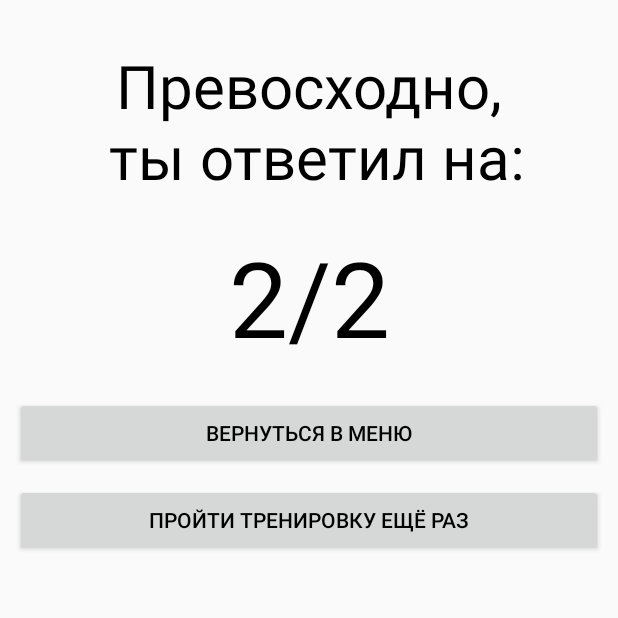
After one commit to AdamPadam/ITeacher, an Android app: the EndPracticeActivity screen opened directly, with no data from a screen before it, on a phone screen of 412 x 824 dp, the top half of it. The commit adds this screen. Run offline under Robolectric (Android 15) with nearby library versions, the phone set to English and light mode, and no system bars.

Commit message:
ITecher
add new Activity.
correct code.
moved string in string.xml

```diff
--- a/ITecher/app/src/main/AndroidManifest.xml
+++ b/ITecher/app/src/main/AndroidManifest.xml
@@ -22,10 +22,10 @@
         </activity>
         <activity android:name=".ProfileActivity" />
         <activity android:name=".CardActivity" />
-        <activity android:name=".SettingsActivity" />
-        <activity android:name=".PracticeActivity" />
+        <activity android:name=".practice.PracticeActivity" />
         <activity android:name=".DictActivity" />
-        <activity android:name=".BeginPracticeActivity"></activity>
+        <activity android:name=".practice.BeginPracticeActivity" />
+        <activity android:name=".practice.EndPracticeActivity"></activity>
     </application>
 
 </manifest>
--- /dev/null
+++ b/ITecher/app/src/main/java/com/itecher/adampadam/itecher/practice/EndPracticeActivity.java
@@ -0,0 +1,108 @@
+package com.itecher.adampadam.itecher.practice;
+
+import android.content.Context;
+import android.content.Intent;
+import android.os.Bundle;
+import android.support.v7.app.AppCompatActivity;
+import android.view.View;
+import android.widget.Button;
+import android.widget.TextView;
+import android.widget.Toast;
+
+import com.itecher.adampadam.itecher.MainActivity;
+import com.itecher.adampadam.itecher.R;
+
+public class EndPracticeActivity extends AppCompatActivity {
+
+    private static Context context;
+    protected static int all_word_number = 0;
+    protected static int right_word_number = 0;
+    protected static Button go_end;
+    protected static Button go_again;
+    protected static TextView status;
+    protected static TextView count;
+    protected static boolean first_end = true;
+
+    @Override
+    protected void onCreate(Bundle savedInstanceState) {
+        super.onCreate(savedInstanceState);
+        setContentView(R.layout.activity_practice_end);
+
+        context = getApplicationContext();
+        go_again = (Button) findViewById(R.id.go_again_btn);
+        go_end = (Button) findViewById(R.id.go_end_btn);
+        status = (TextView) findViewById(R.id.status);
+        count = (TextView) findViewById(R.id.count);
+
+        if (first_end) {
+            update();
+        }
+
+        go_end.setOnClickListener(new View.OnClickListener() {
+            @Override
+            public void onClick(View view) {
+
+                all_word_number = 0;
+                right_word_number = 0;
+                MainActivity.isBack = true;
+                Intent intent = new Intent(context, MainActivity.class);
+                intent.addFlags(Intent.FLAG_ACTIVITY_NEW_TASK);
+                context.startActivity(intent);
+
+            }
+        });
+
+        go_again.setOnClickListener(new View.OnClickListener() {
+            @Override
+            public void onClick(View view) {
+
+                if (((BeginPracticeActivity.dictdbh).get_word_from_db(BeginPracticeActivity.db)).size() >= 1) {
+
+                    all_word_number = 0;
+                    right_word_number = 0;
+                    if (!BeginPracticeActivity.first_begin) BeginPracticeActivity.update();
+                    startActivity(new Intent(context, BeginPracticeActivity.class));
+
+                } else {
+
+                    Toast.makeText(context, getResources().getString(R.string.is_little_word), Toast.LENGTH_SHORT).show();
+
+                }
+
+            }
+        });
+
+    }
+
+    protected static void update() {
+
+        status.setText(getStatus(right_word_number, all_word_number) + context.getString(R.string.you_answer_text));
+
+        count.setText(right_word_number + "/" + all_word_number);
+
+    }
+
+    private static String getStatus(int x, int y) {
+
+        int p = 100 - (100 * y - 100 * x) / y;
+
+        if (p > 75) {
+
+            return context.getString(R.string.beast_practice);
+
+        } else if (p > 50 && p <= 75) {
+
+            return context.getString(R.string.good__practice);
+
+        } else if (p > 25 && p <= 50) {
+
+            return context.getString(R.string.notbad__practice);
+
+        } else {
+
+            return context.getString(R.string.bad_practice);
+
+        }
+
+    }
+}
--- a/ITecher/app/src/main/res/layout/activity_begin_practice.xml
+++ b/ITecher/app/src/main/res/layout/activity_begin_practice.xml
@@ -4,7 +4,7 @@
     android:id="@+id/activity_begin_practice"
     android:layout_width="match_parent"
     android:layout_height="match_parent"
-    tools:context="com.itecher.adampadam.itecher.BeginPracticeActivity">
+    tools:context="com.itecher.adampadam.itecher.practice.BeginPracticeActivity">
 
     <LinearLayout
         android:layout_width="match_parent"
--- a/ITecher/app/src/main/res/layout/activity_practice.xml
+++ b/ITecher/app/src/main/res/layout/activity_practice.xml
@@ -6,7 +6,7 @@
     android:layout_height="match_parent"
     android:background="@color/white"
     android:fitsSystemWindows="true"
-    tools:context="com.itecher.adampadam.itecher.PracticeActivity">
+    tools:context="com.itecher.adampadam.itecher.practice.PracticeActivity">
 
     <LinearLayout
         android:layout_width="match_parent"
--- /dev/null
+++ b/ITecher/app/src/main/res/layout/activity_practice_end.xml
@@ -0,0 +1,63 @@
+<?xml version="1.0" encoding="utf-8"?>
+<RelativeLayout xmlns:android="http://schemas.android.com/apk/res/android"
+    xmlns:tools="http://schemas.android.com/tools"
+    android:id="@+id/activity_practice_end"
+    android:layout_width="match_parent"
+    android:layout_height="match_parent"
+    tools:context="com.itecher.adampadam.itecher.practice.EndPracticeActivity">
+
+    <LinearLayout
+        android:layout_width="match_parent"
+        android:layout_height="match_parent"
+        android:orientation="vertical">
+
+        <TextView
+            android:id="@+id/status"
+            android:layout_width="match_parent"
+            android:layout_height="wrap_content"
+            android:layout_marginLeft="30dp"
+            android:layout_marginRight="30dp"
+            android:layout_marginTop="30dp"
+            android:gravity="center"
+            android:text=""
+            android:textColor="@color/black"
+            android:textSize="40dp" />
+
+        <TextView
+            android:id="@+id/count"
+            android:layout_width="match_parent"
+            android:layout_height="wrap_content"
+            android:layout_marginLeft="30dp"
+            android:layout_marginRight="30dp"
+            android:layout_marginTop="20dp"
+            android:gravity="center"
+            android:text=""
+            android:textColor="@color/black"
+            android:textSize="70dp" />
+
+        <Button
+            android:id="@+id/go_end_btn"
+            android:textColor="@color/black"
+            android:gravity="center"
+            android:layout_marginTop="20dp"
+            android:layout_marginLeft="10dp"
+            android:layout_marginRight="10dp"
+            android:layout_width="match_parent"
+            android:layout_height="wrap_content"
+            android:text="@string/back_to_menu" />
+
+
+        <Button
+            android:id="@+id/go_again_btn"
+            android:textColor="@color/black"
+            android:gravity="center"
+            android:layout_marginTop="10dp"
+            android:layout_marginLeft="10dp"
+            android:layout_marginRight="10dp"
+            android:layout_width="match_parent"
+            android:layout_height="wrap_content"
+            android:text="@string/practice_again" />
+
+    </LinearLayout>
+
+</RelativeLayout>
--- a/ITecher/app/src/main/res/values/strings.xml
+++ b/ITecher/app/src/main/res/values/strings.xml
@@ -33,7 +33,7 @@
     <string name="word3">слова</string>
     <string name="pract1">тренировок</string>
     <string name="pract2">тренировка</string>
-    <string name="pract3"></string>
+    <string name="pract3">тренировки</string>
     <string name="err">ОШИБКА</string>
 
     <string name="search">Поиск</string>
@@ -47,7 +47,14 @@
 
     <string name="practice_text">тренировать слова из словоря:</string>
     <string name="practice_go_text">НАЧАТЬ</string>
-    <string name="is_little_word">в словаре меньше 4 слов</string>
+    <string name="is_little_word">в словаре нет слов</string>
+    <string name="bad_practice">Плохо</string>
+    <string name="notbad__practice">Неплохо</string>
+    <string name="good__practice">Отлично</string>
+    <string name="beast_practice">Превосходно</string>
+    <string name="you_answer_text">,\n ты ответил на:</string>
+    <string name="back_to_menu">вернуться в меню</string>
+    <string name="practice_again">пройти тренировку ещё раз</string>
 
     <string-array name="group">
         <item>все</item>
```
Also changed, not shown: ITecher/app/src/main/java/com/itecher/adampadam/itecher/MainActivity.java (+2 -6 lines), ITecher/app/src/main/java/com/itecher/adampadam/itecher/SettingsActivity.java (deleted, +0 -15 lines), ITecher/app/src/main/java/com/itecher/adampadam/itecher/practice/BeginPracticeActivity.java (renamed from ITecher/app/src/main/java/com/itecher/adampadam/itecher/BeginPracticeActivity.java, +33 -15 lines), ITecher/app/src/main/java/com/itecher/adampadam/itecher/practice/PracticeActivity.java (renamed from ITecher/app/src/main/java/com/itecher/adampadam/itecher/PracticeActivity.java, +4 -3 lines), ITecher/app/src/main/res/layout/activity_settings.xml (deleted, +0 -17 lines), 1 other file.
